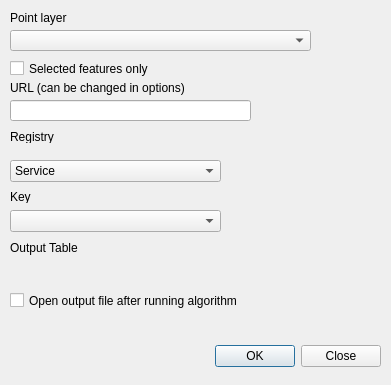
Old version of the form GeoContextQGISPlugin_processing_dialog_base.ui in the repository kartoza/GeoContextQGISPlugin.
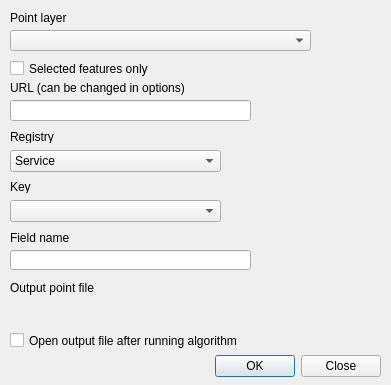
New version of the form. Custom widgets are drawn as their Qt base class.

Commit message: vector file is now created

Patch:
```diff
--- a/GeoContextQGISPlugin_processing_dialog_base.ui
+++ b/GeoContextQGISPlugin_processing_dialog_base.ui
@@ -17,7 +17,7 @@
    <property name="geometry">
     <rect>
      <x>40</x>
-     <y>340</y>
+     <y>350</y>
      <width>341</width>
      <height>32</height>
     </rect>
@@ -69,7 +69,7 @@
    <property name="geometry">
     <rect>
      <x>10</x>
-     <y>260</y>
+     <y>300</y>
      <width>301</width>
      <height>27</height>
     </rect>
@@ -82,20 +82,20 @@
    <property name="geometry">
     <rect>
      <x>10</x>
-     <y>240</y>
-     <width>81</width>
+     <y>280</y>
+     <width>101</width>
      <height>16</height>
     </rect>
    </property>
    <property name="text">
-    <string>Output Table</string>
+    <string>Output point file</string>
    </property>
   </widget>
   <widget class="QCheckBox" name="cbOpenTable">
    <property name="geometry">
     <rect>
      <x>10</x>
-     <y>290</y>
+     <y>330</y>
      <width>241</width>
      <height>21</height>
     </rect>
@@ -108,7 +108,7 @@
    <property name="geometry">
     <rect>
      <x>10</x>
-     <y>160</y>
+     <y>150</y>
      <width>211</width>
      <height>22</height>
     </rect>
@@ -146,7 +146,7 @@
    <property name="geometry">
     <rect>
      <x>10</x>
-     <y>190</y>
+     <y>180</y>
      <width>47</width>
      <height>13</height>
     </rect>
@@ -159,7 +159,7 @@
    <property name="geometry">
     <rect>
      <x>10</x>
-     <y>210</y>
+     <y>200</y>
      <width>211</width>
      <height>22</height>
     </rect>
@@ -194,6 +194,29 @@
     <string>URL (can be changed in options)</string>
    </property>
   </widget>
+  <widget class="QLineEdit" name="lineEditFieldName">
+   <property name="geometry">
+    <rect>
+     <x>10</x>
+     <y>250</y>
+     <width>241</width>
+     <height>20</height>
+    </rect>
+   </property>
+  </widget>
+  <widget class="QLabel" name="lblFieldName">
+   <property name="geometry">
+    <rect>
+     <x>10</x>
+     <y>230</y>
+     <width>71</width>
+     <height>16</height>
+    </rect>
+   </property>
+   <property name="text">
+    <string>Field name</string>
+   </property>
+  </widget>
  </widget>
  <customwidgets>
   <customwidget>
```
Left out of the diff: 4 changed lines with no effect on the pictures. The commit also changes 2 other files.
